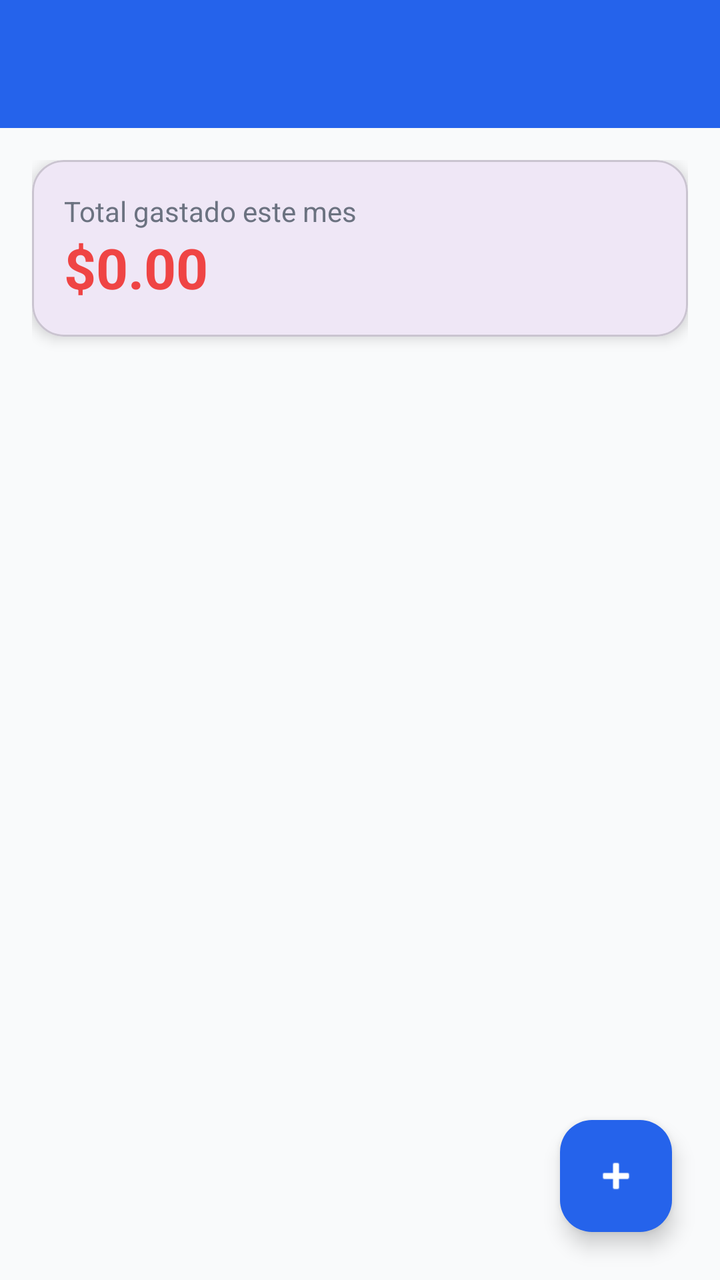
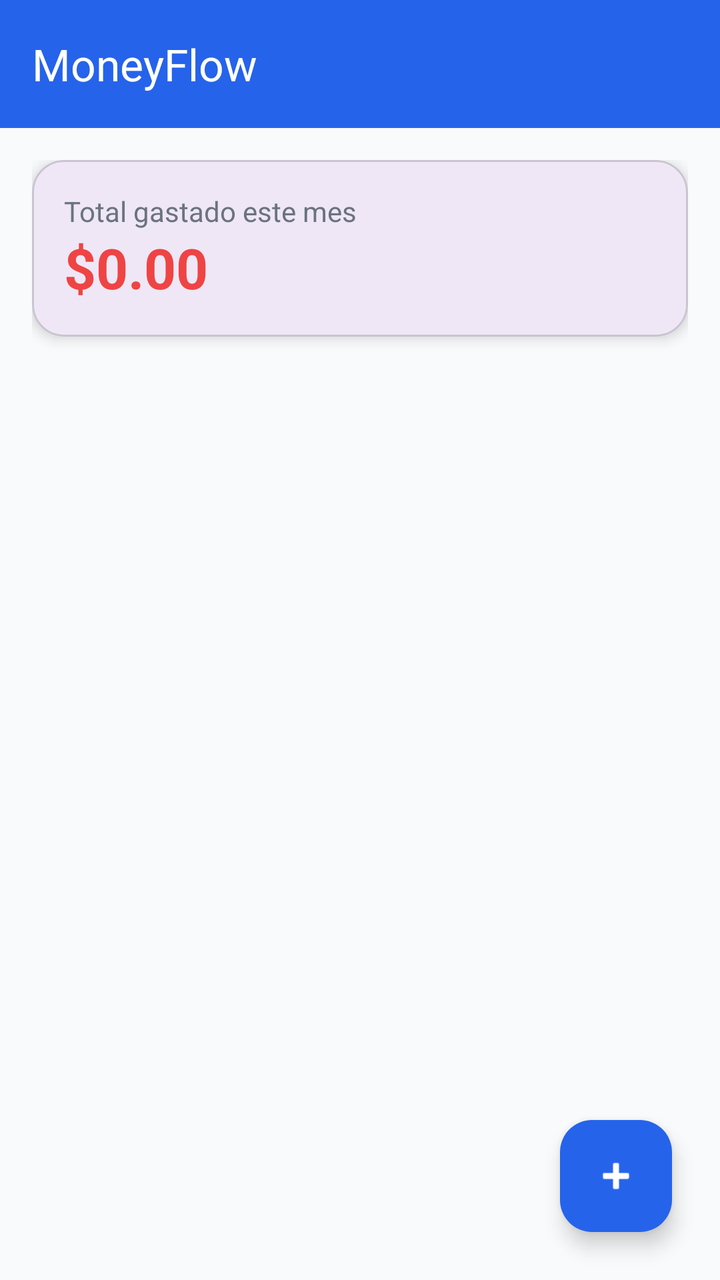

Two renders of the same Android screen: before a commit and after it. Below are the layout's source before the change and the commit's diff.
<!-- AndroidManifest.xml: application theme Theme.MoneyFlow -->
<!-- res/layout/activity_main.xml -->
<?xml version="1.0" encoding="utf-8"?>
<androidx.coordinatorlayout.widget.CoordinatorLayout xmlns:android="http://schemas.android.com/apk/res/android"
    xmlns:app="http://schemas.android.com/apk/res-auto"
    android:id="@+id/main"
    android:layout_width="match_parent"
    android:layout_height="match_parent"
    android:background="@color/primary">

    
    <com.google.android.material.appbar.MaterialToolbar
        android:id="@+id/toolbar"
        android:layout_width="match_parent"
        android:layout_height="wrap_content"
        android:background="@color/primary"
        android:title="MiGasto"
        android:titleTextColor="@color/surface"
        app:popupTheme="@style/ThemeOverlay.Material3.Light" />

    
    <LinearLayout
        android:layout_width="match_parent"
        android:layout_height="match_parent"
        android:layout_marginTop="?attr/actionBarSize"
        android:background="@color/background"
        android:orientation="vertical"
        android:padding="16dp">

        
        <com.google.android.material.card.MaterialCardView
            android:layout_width="match_parent"
            android:layout_height="wrap_content"
            android:layout_marginBottom="16dp"
            app:cardCornerRadius="16dp"
            app:cardElevation="4dp">

            <LinearLayout
                android:layout_width="match_parent"
                android:layout_height="wrap_content"
                android:orientation="vertical"
                android:padding="16dp">

                <TextView
                    android:layout_width="wrap_content"
                    android:layout_height="wrap_content"
                    android:text="Total gastado este mes"
                    android:textColor="@color/text_secondary"
                    android:textSize="14sp" />

                <TextView
                    android:id="@+id/tvTotal"
                    android:layout_width="wrap_content"
                    android:layout_height="wrap_content"
                    android:text="$0.00"
                    android:textColor="@color/error"
                    android:textSize="28sp"
                    android:textStyle="bold" />

            </LinearLayout>
        </com.google.android.material.card.MaterialCardView>

        
        <androidx.recyclerview.widget.RecyclerView
            android:id="@+id/rvGastos"
            android:layout_width="match_parent"
            android:layout_height="0dp"
            android:layout_weight="1"
            android:clipToPadding="false" />

    </LinearLayout>

    
    <com.google.android.material.floatingactionbutton.FloatingActionButton
        android:id="@+id/fabAdd"
        android:layout_width="wrap_content"
        android:layout_height="wrap_content"
        android:layout_margin="24dp"
        android:contentDescription="Agregar gasto"
        android:src="@android:drawable/ic_input_add"
        app:backgroundTint="@color/primary"
        app:layout_anchor="@id/rvGastos"
        app:layout_anchorGravity="bottom|end"
        app:tint="@color/surface" />

</androidx.coordinatorlayout.widget.CoordinatorLayout>
<!-- resources referenced by this layout -->
<resources>
  <color name="background">#F9FAFB</color>
  <color name="error">#EF4444</color>
  <color name="primary">#2563EB</color>
  <color name="surface">#FFFFFF</color>
  <color name="text_secondary">#6B7280</color>
  <style name="Theme.MoneyFlow" parent="Base.Theme.MoneyFlow" />
  <style name="Base.Theme.MoneyFlow" parent="Theme.Material3.DayNight.NoActionBar">
          
          
      </style>
</resources>

<!-- the commit's change to res/layout/activity_main.xml (unified diff, before → after) -->
@@ -12,9 +12,9 @@
         android:layout_width="match_parent"
         android:layout_height="wrap_content"
         android:background="@color/primary"
-        android:title="MiGasto"
-        android:titleTextColor="@color/surface"
-        app:popupTheme="@style/ThemeOverlay.Material3.Light" />
+        app:popupTheme="@style/ThemeOverlay.Material3.Light"
+        app:title="MoneyFlow"
+        app:titleTextColor="@color/white" />
 
     
     <LinearLayout
<!-- resource entries referenced after the edit -->
@@ -5,6 +5,7 @@
   <color name="primary">#2563EB</color>
   <color name="surface">#FFFFFF</color>
   <color name="text_secondary">#6B7280</color>
+  <color name="white">#FFFFFFFF</color>
   <style name="Theme.MoneyFlow" parent="Base.Theme.MoneyFlow" />
   <style name="Base.Theme.MoneyFlow" parent="Theme.Material3.DayNight.NoActionBar">
           
